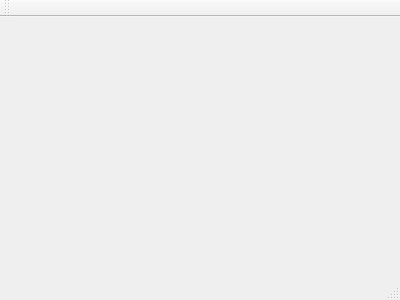
First picture: the form in palautus-05/paaikkuna.ui, repository WT26/schoolwork, before the edit.
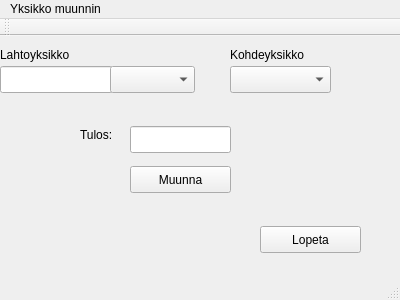
Second picture: the form after the edit.

```diff
--- a/palautus-05/paaikkuna.ui
+++ b/palautus-05/paaikkuna.ui
@@ -12,13 +12,140 @@
   <property name="windowTitle" >
    <string>Paaikkuna</string>
   </property>
-  <widget class="QMenuBar" name="menuBar" />
-  <widget class="QToolBar" name="mainToolBar" />
-  <widget class="QWidget" name="centralWidget" />
-  <widget class="QStatusBar" name="statusBar" />
+  <widget class="QWidget" name="centralWidget">
+   <widget class="QLineEdit" name="muutettava_yksikko">
+    <property name="geometry">
+     <rect>
+      <x>0</x>
+      <y>30</y>
+      <width>113</width>
+      <height>27</height>
+     </rect>
+    </property>
+   </widget>
+   <widget class="QPushButton" name="lopeta_button">
+    <property name="geometry">
+     <rect>
+      <x>260</x>
+      <y>190</y>
+      <width>101</width>
+      <height>27</height>
+     </rect>
+    </property>
+    <property name="text">
+     <string>Lopeta</string>
+    </property>
+   </widget>
+   <widget class="QPushButton" name="muunna_button">
+    <property name="geometry">
+     <rect>
+      <x>130</x>
+      <y>130</y>
+      <width>101</width>
+      <height>27</height>
+     </rect>
+    </property>
+    <property name="text">
+     <string>Muunna</string>
+    </property>
+   </widget>
+   <widget class="QLabel" name="lahto_label">
+    <property name="geometry">
+     <rect>
+      <x>0</x>
+      <y>10</y>
+      <width>101</width>
+      <height>17</height>
+     </rect>
+    </property>
+    <property name="text">
+     <string>Lahtoyksikko</string>
+    </property>
+   </widget>
+   <widget class="QLabel" name="kohde_label">
+    <property name="geometry">
+     <rect>
+      <x>230</x>
+      <y>10</y>
+      <width>101</width>
+      <height>17</height>
+     </rect>
+    </property>
+    <property name="text">
+     <string>Kohdeyksikko</string>
+    </property>
+   </widget>
+   <widget class="QLineEdit" name="tulos_yksikko">
+    <property name="geometry">
+     <rect>
+      <x>130</x>
+      <y>90</y>
+      <width>101</width>
+      <height>27</height>
+     </rect>
+    </property>
+   </widget>
+   <widget class="QComboBox" name="muutettavat_dropdown">
+    <property name="geometry">
+     <rect>
+      <x>110</x>
+      <y>30</y>
+      <width>85</width>
+      <height>27</height>
+     </rect>
+    </property>
+   </widget>
+   <widget class="QComboBox" name="kohdeyksikot_dropdown">
+    <property name="geometry">
+     <rect>
+      <x>230</x>
+      <y>30</y>
+      <width>101</width>
+      <height>27</height>
+     </rect>
+    </property>
+   </widget>
+   <widget class="QLabel" name="tulos_label">
+    <property name="geometry">
+     <rect>
+      <x>80</x>
+      <y>90</y>
+      <width>41</width>
+      <height>17</height>
+     </rect>
+    </property>
+    <property name="text">
+     <string>Tulos:</string>
+    </property>
+   </widget>
+  </widget>
+  <widget class="QMenuBar" name="menuBar">
+   <property name="geometry">
+    <rect>
+     <x>0</x>
+     <y>0</y>
+     <width>400</width>
+     <height>25</height>
+    </rect>
+   </property>
+   <widget class="QMenu" name="menuYksikko_muunnin">
+    <property name="title">
+     <string>Yksikko muunnin</string>
+    </property>
+   </widget>
+   <addaction name="menuYksikko_muunnin"/>
+  </widget>
+  <widget class="QToolBar" name="mainToolBar">
+   <attribute name="toolBarArea">
+    <enum>TopToolBarArea</enum>
+   </attribute>
+   <attribute name="toolBarBreak">
+    <bool>false</bool>
+   </attribute>
+  </widget>
+  <widget class="QStatusBar" name="statusBar"/>
  </widget>
- <layoutDefault spacing="6" margin="11" />
- <pixmapfunction></pixmapfunction>
+ <layoutdefault spacing="6" margin="11"/>
  <resources/>
  <connections/>
 </ui>
```
Left out of the diff: 26 changed lines with no effect on the pictures.
